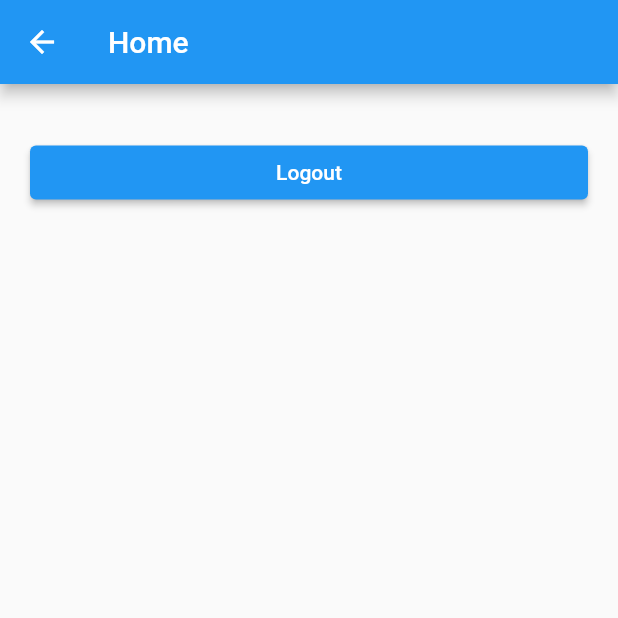
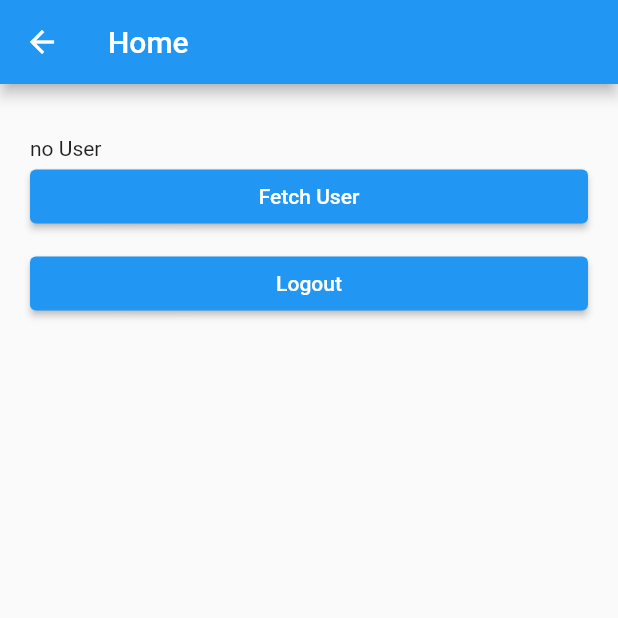
Before and after one commit to yobisetiawan/base-flutter3, a Flutter app: the HomePage screen opened by its route, on a phone screen of 412 x 824 dp, the top half of it. Run offline on Flutter 3.47's test engine with Material 2 defaults, Android fonts, the phone set to English and light mode, and no system bars; our stand-ins replace get, get_storage; accounts and stored records are empty.

Commit message:
add fetch user

```diff
--- a/lib/controllers/login.dart
+++ b/lib/controllers/login.dart
@@ -10,8 +10,8 @@ class LoginController extends GetxController {
   var error = <String, dynamic>{}.obs;
   var isLoading = false.obs;
 
-  final api = GetInstance().find<ApiProvider>();
-  final auth = GetInstance().find<AuthProvider>();
+  final api = Get.find<ApiProvider>();
+  final auth = Get.find<AuthProvider>();
 
   var emailInput = TextEditingController();
   var passInput = TextEditingController();
@@ -28,6 +28,10 @@ class LoginController extends GetxController {
     if (ress.isOk) {
       error.value = {};
       box.write(Env.storageToken, body!['token']);
+
+      api.onInit();
+
+      await auth.setUser();
       Get.offAllNamed(RouteName.home);
     } else {
       if (ress.statusCode == 422) {
@@ -51,4 +55,8 @@ class LoginController extends GetxController {
 
     isLoading.value = false;
   }
+
+  fetrchUser() async {
+    await auth.setUser();
+  }
 }
--- a/lib/models/user.dart
+++ b/lib/models/user.dart
@@ -1,14 +1,17 @@
+import 'package:app3/models/avatar.dart';
 import 'package:json_annotation/json_annotation.dart';
 
 part 'user.g.dart';
 
 @JsonSerializable()
 class UserModel {
-  UserModel({this.id, this.name, this.email});
+  UserModel({this.id, this.name, this.email, this.avatar});
 
   String? id;
   String? name;
   String? email;
+
+  AvatarModel? avatar;
 
   /// Connect the generated [_$UserModelFromJson] function to the `fromJson`
   /// factory.
--- a/lib/pages/home.dart
+++ b/lib/pages/home.dart
@@ -1,4 +1,5 @@
 import 'package:app3/controllers/login.dart';
+import 'package:app3/provider/auth.dart';
 import 'package:flutter/material.dart';
 import 'package:get/get.dart';
 //import 'package:getwidget/getwidget.dart';
@@ -8,6 +9,7 @@ class HomePage extends StatelessWidget {
 
   @override
   Widget build(BuildContext context) {
+    final auth = Get.find<AuthProvider>();
     var c = Get.put(LoginController());
     return Scaffold(
       appBar: AppBar(
@@ -18,6 +20,18 @@ class HomePage extends StatelessWidget {
         children: [
           const SizedBox(
             height: 15,
+          ),
+          Obx(
+            () => Text(auth.user.value.email ?? 'no User'),
+          ),
+          ElevatedButton(
+            onPressed: () {
+              c.fetrchUser();
+            },
+            child: const Text('Fetch User'),
+          ),
+          const SizedBox(
+            height: 10.0,
           ),
           ElevatedButton(
             onPressed: () {
--- a/lib/provider/api.dart
+++ b/lib/provider/api.dart
@@ -12,8 +12,8 @@ class ApiProvider extends GetConnect {
 
       var token = box.read(Env.storageToken);
 
-      request.headers['accept'] = 'application/json';
-
+      request.headers['Accept'] = 'application/json';
+      request.headers['Connection'] = 'keep-alive';
       request.headers['Authorization'] = 'Bearer $token';
       request.headers['X-PUBLIC-TOKEN'] = Env.apiPublicToken;
 
@@ -27,5 +27,5 @@ class ApiProvider extends GetConnect {
 
   Future<Response> logout() => get('/auth/logout');
 
-  Future<Response> user() => get('/user', query: {'relations': 'addresses'});
+  Future<Response> user() => get('/user', query: {'relations': 'avatar'});
 }
--- a/lib/provider/auth.dart
+++ b/lib/provider/auth.dart
@@ -1,17 +1,20 @@
-
 import 'package:app3/models/user.dart';
 import 'package:app3/provider/api.dart';
 import 'package:get/get.dart';
 import 'package:get_storage/get_storage.dart';
 
 class AuthProvider extends GetxController {
-  var user = UserModel().obs;
+  final user = UserModel().obs;
 
   final api = GetInstance().find<ApiProvider>();
   final box = GetStorage();
 
+  setUser() async {
+    api.onInit();
+    var ress = await api.user();
 
-  checkAuth() async {
-
+    if (ress.isOk) {
+      user(UserModel.fromJson(ress.body['data']));
+    }
   }
 }
```
Also changed, not shown: lib/models/avatar.dart (added, +19 -0 lines), lib/models/avatar.g.dart (added), lib/models/user.g.dart.
